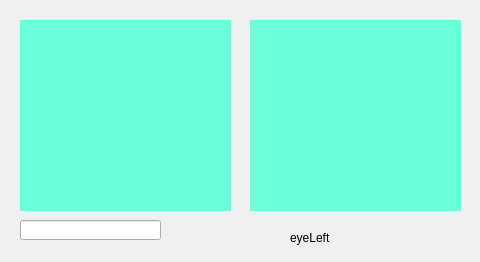
Qt form videoShow.ui (Chanik-Jo/CatractDetectionProgram) before a commit; both pictures show x 0 to 480 and y 0 to 262 of the 700 by 262 pixel window.
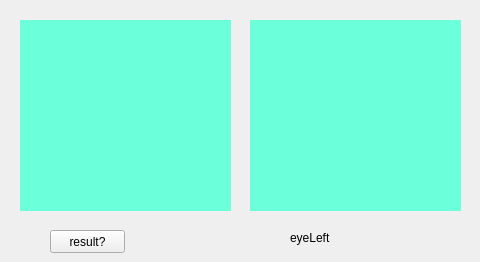
The same form after that commit.

Commit message: 눈알 찍힘 멀티쓰레드 포기!

Patch:
```diff
--- a/videoShow.ui
+++ b/videoShow.ui
@@ -25,19 +25,6 @@
   <property name="windowTitle">
    <string>Form</string>
   </property>
-  <widget class="QLineEdit" name="resultTxtWidget">
-   <property name="geometry">
-    <rect>
-     <x>20</x>
-     <y>220</y>
-     <width>141</width>
-     <height>20</height>
-    </rect>
-   </property>
-   <property name="readOnly">
-    <bool>true</bool>
-   </property>
-  </widget>
   <widget class="QLabel" name="leftEyeWidgetResult">
    <property name="geometry">
     <rect>
@@ -112,6 +99,19 @@
     <string/>
    </property>
   </widget>
+  <widget class="QPushButton" name="calResultBtn">
+   <property name="geometry">
+    <rect>
+     <x>50</x>
+     <y>230</y>
+     <width>75</width>
+     <height>23</height>
+    </rect>
+   </property>
+   <property name="text">
+    <string>result?</string>
+   </property>
+  </widget>
  </widget>
  <resources/>
  <connections/>
```
The commit also changes 1 other file.
